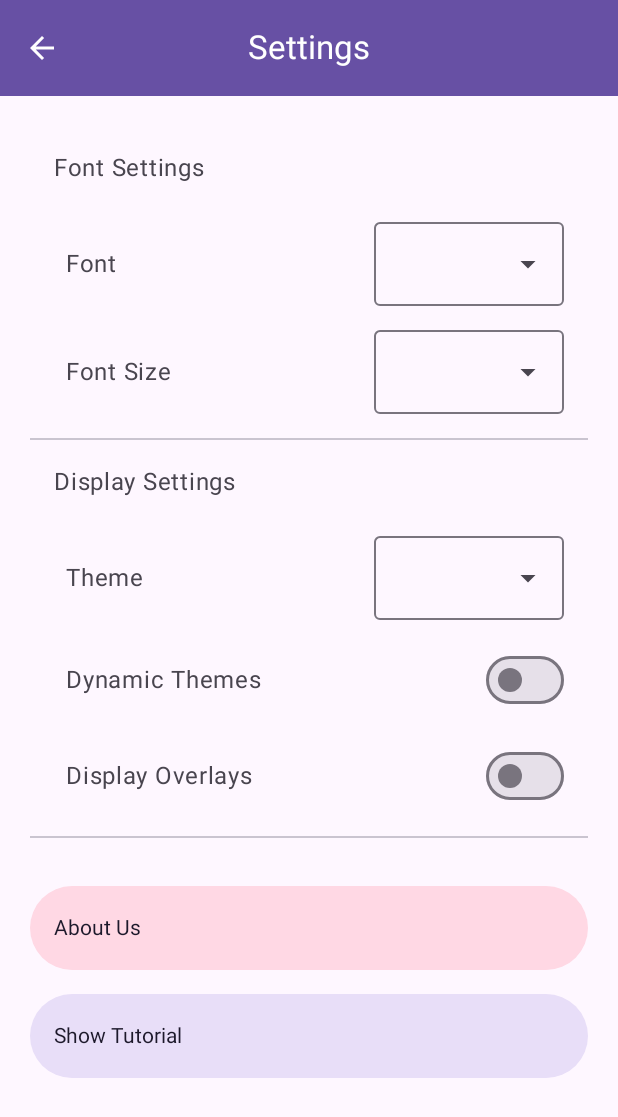
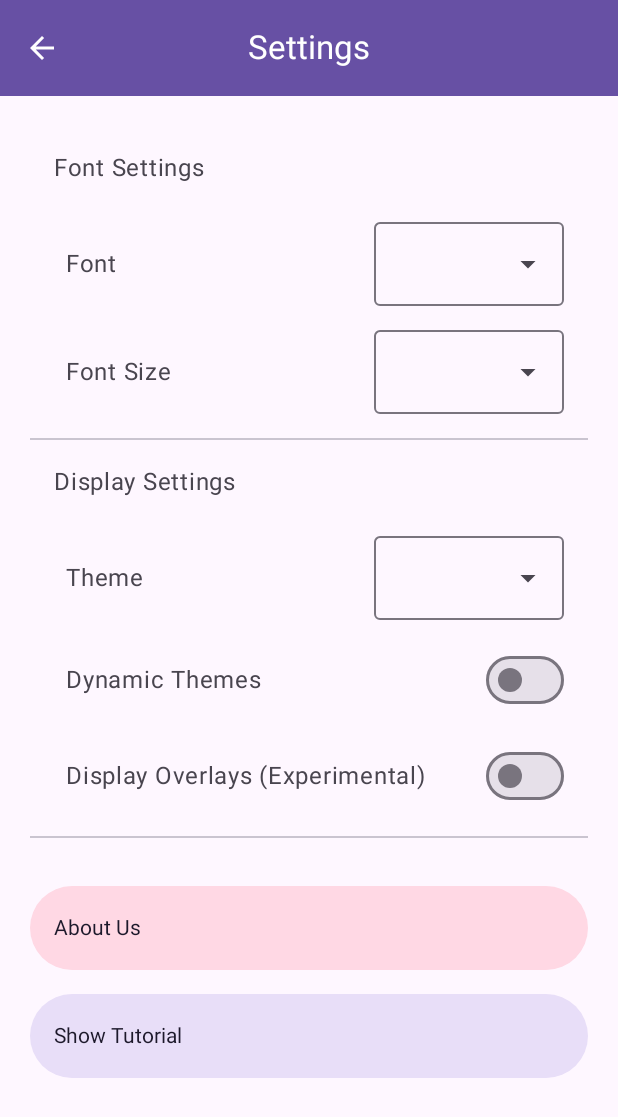
Before and after one commit to Text-Magnification/Android-App, an Android app built with Jetpack Compose: the composable SettingsScreen called with empty values, on a phone screen of 412 x 824 dp. Shown: the top 1117 px of the screen. Run offline under Robolectric (Android 15) with nearby library versions, the phone set to English and light mode, and no system bars; 2 statements that could not run were skipped.

Commit message:
Added experimental tag on ar

```diff
--- a/TextMag/app/src/main/java/com/example/textmag/ui/SettingsScreen.kt
+++ b/TextMag/app/src/main/java/com/example/textmag/ui/SettingsScreen.kt
@@ -190,7 +190,7 @@ fun SettingsScreenBody(
 
             item {
                 ListItem(
-                    headlineContent = { SettingsText(content = "Display Overlays") },
+                    headlineContent = { SettingsText(content = "Display Overlays (Experimental)") },
                     trailingContent = {
                         Switch(
                             checked = arEnabled,
```
